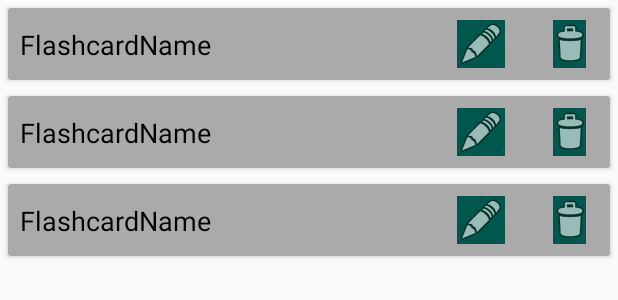
After one commit to Episkey/FlashCard-Android, an Android app: the layout activity_list_flashcard.xml on its own in the app's theme, with its tools: preview values and no code run, on a phone screen of 412 x 824 dp. The commit adds this screen. Shown: the top 300 px of the screen. Run offline under Robolectric (Android 15) with nearby library versions, the phone set to English and light mode, and no system bars.

Commit message:
method volley flashcard + layout recycleview

```diff
--- a/app/build.gradle
+++ b/app/build.gradle
@@ -29,4 +29,7 @@ dependencies {
     implementation 'com.android.volley:volley:1.1.1'
     implementation 'com.google.code.gson:gson:2.8.2'
     implementation 'com.google.guava:guava:24.1-android'
+    implementation 'com.android.support:recyclerview-v7:28.0.0'
+    implementation 'com.android.support:cardview-v7:28.0.0'
+
 }
--- a/app/src/main/AndroidManifest.xml
+++ b/app/src/main/AndroidManifest.xml
@@ -15,6 +15,8 @@
         android:roundIcon="@mipmap/ic_launcher_round"
         android:supportsRtl="true"
         android:theme="@style/AppTheme">
+        <activity android:name=".Activity.ListFlashcardActivity"></activity>
+        <activity android:name=".Activity.CreateFlashcardActivity" />
         <activity android:name=".Activity.SignInActivity">
             <intent-filter>
                 <action android:name="android.intent.action.MAIN" />
@@ -23,8 +25,7 @@
             </intent-filter>
         </activity>
         <activity android:name=".Activity.SignUpActivity" />
-        <activity android:name=".Activity.MainActivity">
-        </activity>
+        <activity android:name=".Activity.MainActivity" />
     </application>
 
 </manifest>
--- a/app/src/main/java/com/example/flashcardmemory/Activity/SignInActivity.java
+++ b/app/src/main/java/com/example/flashcardmemory/Activity/SignInActivity.java
@@ -10,7 +10,6 @@ import android.widget.Button;
 import android.widget.EditText;
 import android.widget.TextView;
 
-import com.example.flashcardmemory.Fragment.ListFlashcardFragment;
 import com.example.flashcardmemory.Model.Authentication;
 import com.example.flashcardmemory.Model.User;
 import com.example.flashcardmemory.R;
--- a/app/src/main/java/com/example/flashcardmemory/Activity/SignUpActivity.java
+++ b/app/src/main/java/com/example/flashcardmemory/Activity/SignUpActivity.java
@@ -11,7 +11,6 @@ import android.widget.EditText;
 import android.widget.TextView;
 import android.widget.Toast;
 
-import com.example.flashcardmemory.Fragment.ListFlashcardFragment;
 import com.example.flashcardmemory.Model.User;
 import com.example.flashcardmemory.R;
 import com.example.flashcardmemory.Singleton.UserSingleton;
--- /dev/null
+++ b/app/src/main/res/layout/activity_list_flashcard.xml
@@ -0,0 +1,19 @@
+<?xml version="1.0" encoding="utf-8"?>
+<android.support.constraint.ConstraintLayout xmlns:android="http://schemas.android.com/apk/res/android"
+    xmlns:app="http://schemas.android.com/apk/res-auto"
+    xmlns:tools="http://schemas.android.com/tools"
+    android:layout_width="match_parent"
+    android:layout_height="match_parent">
+
+    <android.support.v7.widget.RecyclerView
+        android:id="@+id/rvList"
+        android:layout_width="0dp"
+        android:layout_height="0dp"
+        android:scrollbars="vertical"
+        app:layout_constraintBottom_toBottomOf="parent"
+        app:layout_constraintEnd_toEndOf="parent"
+        app:layout_constraintStart_toStartOf="parent"
+        app:layout_constraintTop_toTopOf="parent"
+        tools:listitem="@layout/flashcard_list_item" />
+
+</android.support.constraint.ConstraintLayout>
--- a/app/src/main/res/layout/activity_sign_in.xml
+++ b/app/src/main/res/layout/activity_sign_in.xml
@@ -21,8 +21,6 @@
         android:id="@+id/etMail"
         android:layout_width="0dp"
         android:layout_height="wrap_content"
-        android:layout_marginStart="8dp"
-        android:layout_marginLeft="8dp"
         android:layout_marginTop="208dp"
         android:ems="10"
         android:hint="@string/exemple_mail_com"
--- a/app/src/main/res/layout/activity_sign_up.xml
+++ b/app/src/main/res/layout/activity_sign_up.xml
@@ -21,8 +21,6 @@
         android:id="@+id/etMail"
         android:layout_width="0dp"
         android:layout_height="wrap_content"
-        android:layout_marginStart="8dp"
-        android:layout_marginLeft="8dp"
         android:layout_marginTop="208dp"
         android:ems="10"
         android:hint="@string/exemple_mail_com"
--- /dev/null
+++ b/app/src/main/res/layout/flashcard_list_item.xml
@@ -0,0 +1,83 @@
+<?xml version="1.0" encoding="utf-8"?>
+<android.support.v7.widget.CardView xmlns:android="http://schemas.android.com/apk/res/android"
+    xmlns:app="http://schemas.android.com/apk/res-auto"
+    xmlns:tools="http://schemas.android.com/tools"
+    android:id="@+id/listViewCardView"
+    android:clickable="true"
+    android:foreground="?android:attr/selectableItemBackground"
+    android:layout_width="match_parent"
+    android:layout_height="wrap_content"
+    android:layout_margin="5dp"
+    android:focusable="true">
+
+    <android.support.constraint.ConstraintLayout
+        android:layout_width="match_parent"
+        android:layout_height="match_parent"
+        android:background="@android:color/darker_gray"
+        android:orientation="vertical">
+
+        <TextView
+            android:id="@+id/tvFlashCardName"
+            android:layout_width="wrap_content"
+            android:layout_height="wrap_content"
+            android:layout_marginStart="8dp"
+            android:layout_marginLeft="8dp"
+            android:layout_marginTop="8dp"
+            android:layout_marginBottom="8dp"
+            android:textColor="@android:color/black"
+            android:textSize="18sp"
+            app:layout_constraintBottom_toBottomOf="parent"
+            app:layout_constraintStart_toStartOf="parent"
+            app:layout_constraintTop_toTopOf="parent"
+            tools:text="FlashcardName" />
+
+        <ImageButton
+            android:id="@+id/btEdit"
+            style="@style/Widget.AppCompat.ImageButton"
+            android:layout_width="0dp"
+            android:layout_height="wrap_content"
+            android:layout_marginStart="164dp"
+            android:layout_marginLeft="164dp"
+            android:layout_marginTop="8dp"
+            android:layout_marginBottom="8dp"
+            android:adjustViewBounds="false"
+            android:background="@color/colorPrimaryDark"
+            android:baselineAlignBottom="true"
+            android:cropToPadding="true"
+            android:scaleType="centerCrop"
+            android:scrollbarThumbVertical="@color/colorAccent"
+            android:visibility="visible"
+            app:layout_constraintBottom_toBottomOf="parent"
+            app:layout_constraintStart_toEndOf="@+id/tvFlashCardName"
+            app:layout_constraintTop_toTopOf="parent"
+            app:srcCompat="@android:drawable/ic_menu_edit" />
+
+        <ImageButton
+            android:id="@+id/btDelete"
+            style="@style/Widget.AppCompat.ImageButton"
+            android:layout_width="0dp"
+            android:layout_height="wrap_content"
+            android:layout_marginStart="32dp"
+            android:layout_marginLeft="32dp"
+            android:layout_marginTop="8dp"
+            android:layout_marginEnd="16dp"
+            android:layout_marginRight="16dp"
+            android:layout_marginBottom="8dp"
+            android:adjustViewBounds="false"
+            android:background="@color/colorPrimaryDark"
+            android:baselineAlignBottom="true"
+            android:cropToPadding="true"
+            android:scaleType="centerCrop"
+            android:scrollbarThumbVertical="@color/colorAccent"
+            android:visibility="visible"
+            app:layout_constraintBottom_toBottomOf="parent"
+            app:layout_constraintEnd_toEndOf="parent"
+            app:layout_constraintHorizontal_bias="1.0"
+            app:layout_constraintStart_toEndOf="@+id/btEdit"
+            app:layout_constraintTop_toTopOf="parent"
+            app:layout_constraintVertical_bias="0.0"
+            app:srcCompat="@android:drawable/ic_menu_delete" />
+
+    </android.support.constraint.ConstraintLayout>
+
+</android.support.v7.widget.CardView>
```
Also changed, not shown: app/src/main/java/com/example/flashcardmemory/Activity/CreateFlashcardActivity.java (added, +15 -0 lines), app/src/main/java/com/example/flashcardmemory/Activity/ListFlashcardActivity.java (added, +15 -0 lines), app/src/main/java/com/example/flashcardmemory/Fragment/ListFlashcardFragment.java (deleted, +0 -28 lines), app/src/main/java/com/example/flashcardmemory/Singleton/VolleySingleton.java (+73 -0 lines), app/src/main/res/layout/activity_create_flashcard.xml (added, +9 -0 lines), app/src/main/res/layout/fragment_list_flashcard.xml (deleted, +0 -14 lines).
